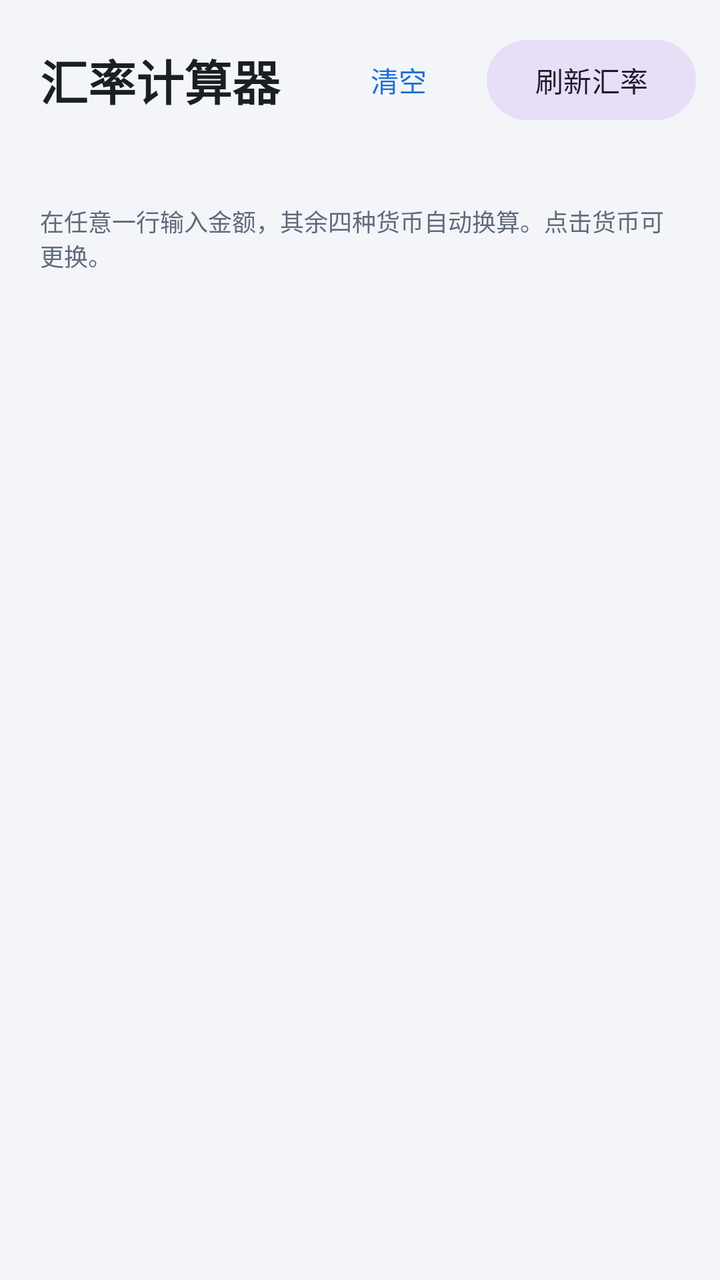
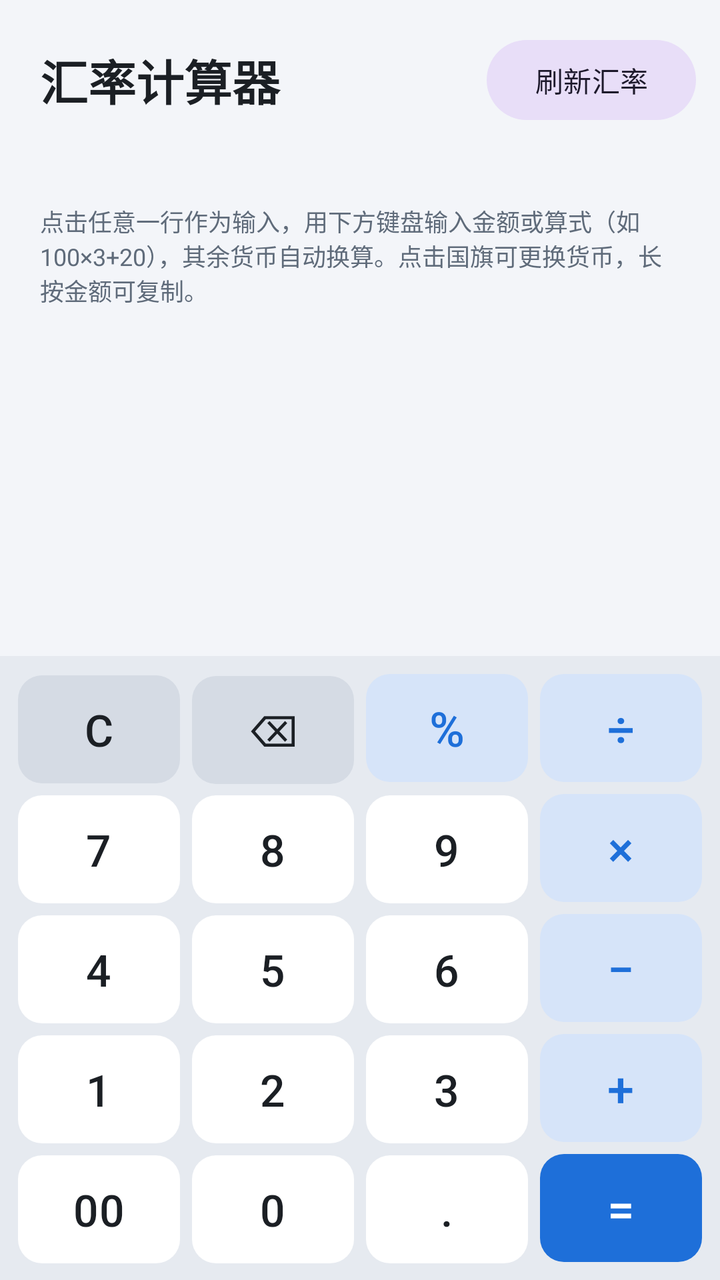

Compare the two renders of this Android layout. The source of the first and the diff that turns it into the second are given below.
<!-- AndroidManifest.xml: application theme Theme.FxCalc -->
<!-- res/layout/activity_main.xml -->
<?xml version="1.0" encoding="utf-8"?>
<LinearLayout xmlns:android="http://schemas.android.com/apk/res/android"
    xmlns:app="http://schemas.android.com/apk/res-auto"
    android:layout_width="match_parent"
    android:layout_height="match_parent"
    android:fitsSystemWindows="true"
    android:orientation="vertical">

    <LinearLayout
        android:layout_width="match_parent"
        android:layout_height="wrap_content"
        android:gravity="center_vertical"
        android:orientation="horizontal"
        android:paddingStart="20dp"
        android:paddingTop="16dp"
        android:paddingEnd="12dp">

        <TextView
            android:layout_width="0dp"
            android:layout_height="wrap_content"
            android:layout_weight="1"
            android:text="@string/app_name"
            android:textColor="@color/text_primary"
            android:textSize="24sp"
            android:textStyle="bold" />

        <com.google.android.material.button.MaterialButton
            android:id="@+id/btnClear"
            style="@style/Widget.Material3.Button.TextButton"
            android:layout_width="wrap_content"
            android:layout_height="wrap_content"
            android:text="@string/clear" />

        <com.google.android.material.button.MaterialButton
            android:id="@+id/btnRefresh"
            style="@style/Widget.Material3.Button.TonalButton"
            android:layout_width="wrap_content"
            android:layout_height="wrap_content"
            android:text="@string/refresh" />
    </LinearLayout>

    <TextView
        android:id="@+id/tvStatus"
        android:layout_width="match_parent"
        android:layout_height="wrap_content"
        android:paddingStart="20dp"
        android:paddingEnd="20dp"
        android:paddingBottom="8dp"
        android:textColor="@color/text_secondary"
        android:textSize="13sp" />

    <ScrollView
        android:layout_width="match_parent"
        android:layout_height="0dp"
        android:layout_weight="1"
        android:fillViewport="true">

        <LinearLayout
            android:id="@+id/rowsContainer"
            android:layout_width="match_parent"
            android:layout_height="wrap_content"
            android:orientation="vertical"
            android:paddingStart="16dp"
            android:paddingEnd="16dp"
            android:paddingBottom="16dp">

            <TextView
                android:layout_width="match_parent"
                android:layout_height="wrap_content"
                android:layout_marginTop="12dp"
                android:paddingStart="4dp"
                android:paddingEnd="4dp"
                android:text="@string/hint_tip"
                android:textColor="@color/text_secondary"
                android:textSize="12sp"
                android:layout_gravity="bottom" />
        </LinearLayout>
    </ScrollView>
</LinearLayout>
<!-- resources referenced by this layout -->
<resources>
  <color name="text_primary">#1B1F24</color>
  <color name="text_secondary">#5F6B7A</color>
  <string name="app_name">汇率计算器</string>
  <string name="clear">清空</string>
  <string name="hint_tip">在任意一行输入金额，其余四种货币自动换算。点击货币可更换。</string>
  <string name="refresh">刷新汇率</string>
  <style name="Theme.FxCalc" parent="Theme.Material3.DayNight.NoActionBar">
          <item name="colorPrimary">@color/brand</item>
          <item name="android:windowBackground">@color/bg</item>
          <item name="android:statusBarColor">@color/bg</item>
      </style>
  <color name="brand">#1E6FD9</color>
  <color name="bg">#F3F5F9</color>
</resources>

<!-- the commit's change to res/layout/activity_main.xml (unified diff, before → after) -->
@@ -23,13 +23,6 @@
             android:textColor="@color/text_primary"
             android:textSize="24sp"
             android:textStyle="bold" />
-
-        <com.google.android.material.button.MaterialButton
-            android:id="@+id/btnClear"
-            style="@style/Widget.Material3.Button.TextButton"
-            android:layout_width="wrap_content"
-            android:layout_height="wrap_content"
-            android:text="@string/clear" />
 
         <com.google.android.material.button.MaterialButton
             android:id="@+id/btnRefresh"
@@ -62,7 +55,7 @@
             android:orientation="vertical"
             android:paddingStart="16dp"
             android:paddingEnd="16dp"
-            android:paddingBottom="16dp">
+            android:paddingBottom="8dp">
 
             <TextView
                 android:layout_width="match_parent"
@@ -76,4 +69,52 @@
                 android:layout_gravity="bottom" />
         </LinearLayout>
     </ScrollView>
+
+    <include
+        android:id="@+id/keypad"
+        layout="@layout/view_keypad" />
 </LinearLayout>
+<!-- res/layout/view_keypad.xml (included above) -->
+<?xml version="1.0" encoding="utf-8"?>
+<LinearLayout xmlns:android="http://schemas.android.com/apk/res/android"
+    android:layout_width="match_parent"
+    android:layout_height="wrap_content"
+    android:background="@color/keypad_bg"
+    android:orientation="vertical"
+    android:padding="6dp">
+
+    <LinearLayout style="@style/KeyRow">
+        <Button android:id="@+id/keyClear" style="@style/Key.Func" android:text="C" />
+        <Button android:id="@+id/keyBack" style="@style/Key.Func" android:text="⌫" />
+        <Button android:id="@+id/keyPercent" style="@style/Key.Op" android:text="%" />
+        <Button android:id="@+id/keyDivide" style="@style/Key.Op" android:text="÷" />
+    </LinearLayout>
+
+    <LinearLayout style="@style/KeyRow">
+        <Button android:id="@+id/key7" style="@style/Key" android:text="7" />
+        <Button android:id="@+id/key8" style="@style/Key" android:text="8" />
+        <Button android:id="@+id/key9" style="@style/Key" android:text="9" />
+        <Button android:id="@+id/keyTimes" style="@style/Key.Op" android:text="×" />
+    </LinearLayout>
+
+    <LinearLayout style="@style/KeyRow">
+        <Button android:id="@+id/key4" style="@style/Key" android:text="4" />
+        <Button android:id="@+id/key5" style="@style/Key" android:text="5" />
+        <Button android:id="@+id/key6" style="@style/Key" android:text="6" />
+        <Button android:id="@+id/keyMinus" style="@style/Key.Op" android:text="−" />
+    </LinearLayout>
+
+    <LinearLayout style="@style/KeyRow">
+        <Button android:id="@+id/key1" style="@style/Key" android:text="1" />
+        <Button android:id="@+id/key2" style="@style/Key" android:text="2" />
+        <Button android:id="@+id/key3" style="@style/Key" android:text="3" />
+        <Button android:id="@+id/keyPlus" style="@style/Key.Op" android:text="+" />
+    </LinearLayout>
+
+    <LinearLayout style="@style/KeyRow">
+        <Button android:id="@+id/key00" style="@style/Key" android:text="00" />
+        <Button android:id="@+id/key0" style="@style/Key" android:text="0" />
+        <Button android:id="@+id/keyDot" style="@style/Key" android:text="." />
+        <Button android:id="@+id/keyEquals" style="@style/Key.Equals" android:text="=" />
+    </LinearLayout>
+</LinearLayout>
<!-- resource entries referenced after the edit -->
@@ -1,17 +1,53 @@
 <!-- resources referenced by this layout -->
 <resources>
+  <color name="keypad_bg">#E6EAF0</color>
   <color name="text_primary">#1B1F24</color>
   <color name="text_secondary">#5F6B7A</color>
   <string name="app_name">汇率计算器</string>
-  <string name="clear">清空</string>
-  <string name="hint_tip">在任意一行输入金额，其余四种货币自动换算。点击货币可更换。</string>
+  <string name="hint_tip">点击任意一行作为输入，用下方键盘输入金额或算式（如 100×3+20），其余货币自动换算。点击国旗可更换货币，长按金额可复制。</string>
   <string name="refresh">刷新汇率</string>
+  <style name="Key" parent="Widget.Material3.Button.UnelevatedButton">
+          <item name="android:layout_width">0dp</item>
+          <item name="android:layout_height">54dp</item>
+          <item name="android:layout_weight">1</item>
+          <item name="android:layout_margin">3dp</item>
+          <item name="android:insetTop">0dp</item>
+          <item name="android:insetBottom">0dp</item>
+          <item name="android:padding">0dp</item>
+          <item name="android:textSize">22sp</item>
+          <item name="android:textColor">@color/text_primary</item>
+          <item name="backgroundTint">@color/key_bg</item>
+          <item name="cornerRadius">12dp</item>
+      </style>
+  <style name="Key.Equals">
+          <item name="backgroundTint">@color/brand</item>
+          <item name="android:textColor">@color/key_equals_text</item>
+          <item name="android:textSize">24sp</item>
+      </style>
+  <style name="Key.Func">
+          <item name="backgroundTint">@color/key_func_bg</item>
+      </style>
+  <style name="Key.Op">
+          <item name="backgroundTint">@color/key_op_bg</item>
+          <item name="android:textColor">@color/brand</item>
+          <item name="android:textSize">24sp</item>
+      </style>
+  <style name="KeyRow">
+          <item name="android:layout_width">match_parent</item>
+          <item name="android:layout_height">wrap_content</item>
+          <item name="android:orientation">horizontal</item>
+      </style>
   <style name="Theme.FxCalc" parent="Theme.Material3.DayNight.NoActionBar">
           <item name="colorPrimary">@color/brand</item>
           <item name="android:windowBackground">@color/bg</item>
           <item name="android:statusBarColor">@color/bg</item>
+          <item name="android:navigationBarColor">@color/keypad_bg</item>
       </style>
+  <color name="key_bg">#FFFFFF</color>
   <color name="brand">#1E6FD9</color>
+  <color name="key_equals_text">#FFFFFF</color>
+  <color name="key_func_bg">#D5DBE4</color>
+  <color name="key_op_bg">#D6E4F9</color>
   <color name="bg">#F3F5F9</color>
 </resources>
 
